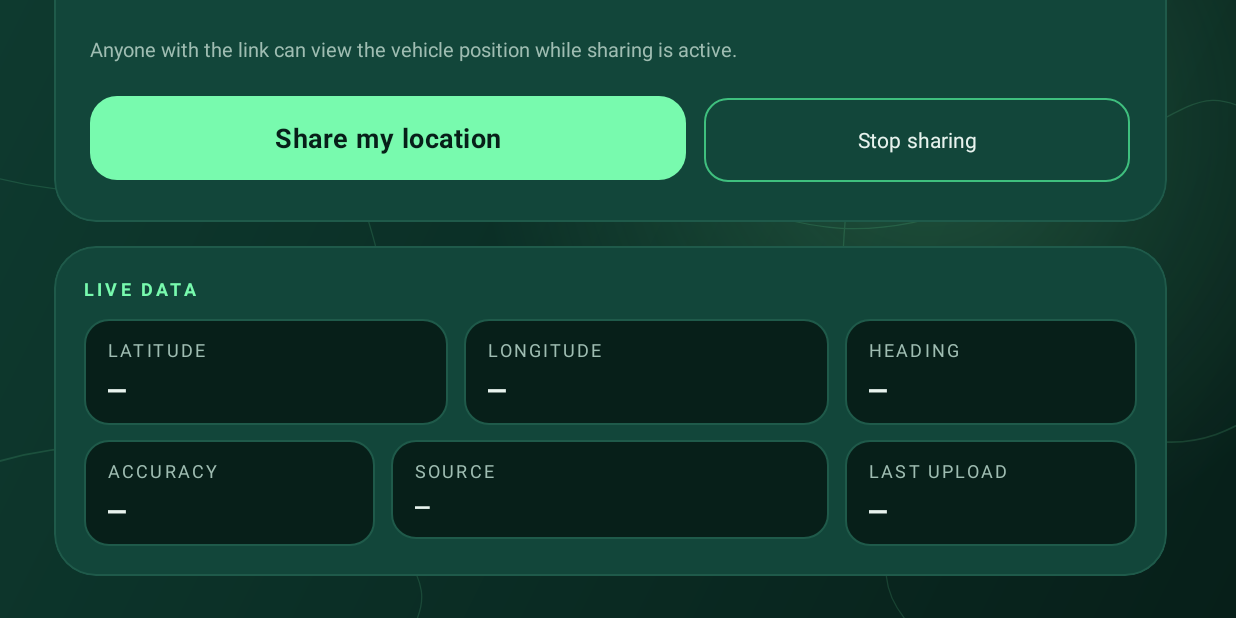
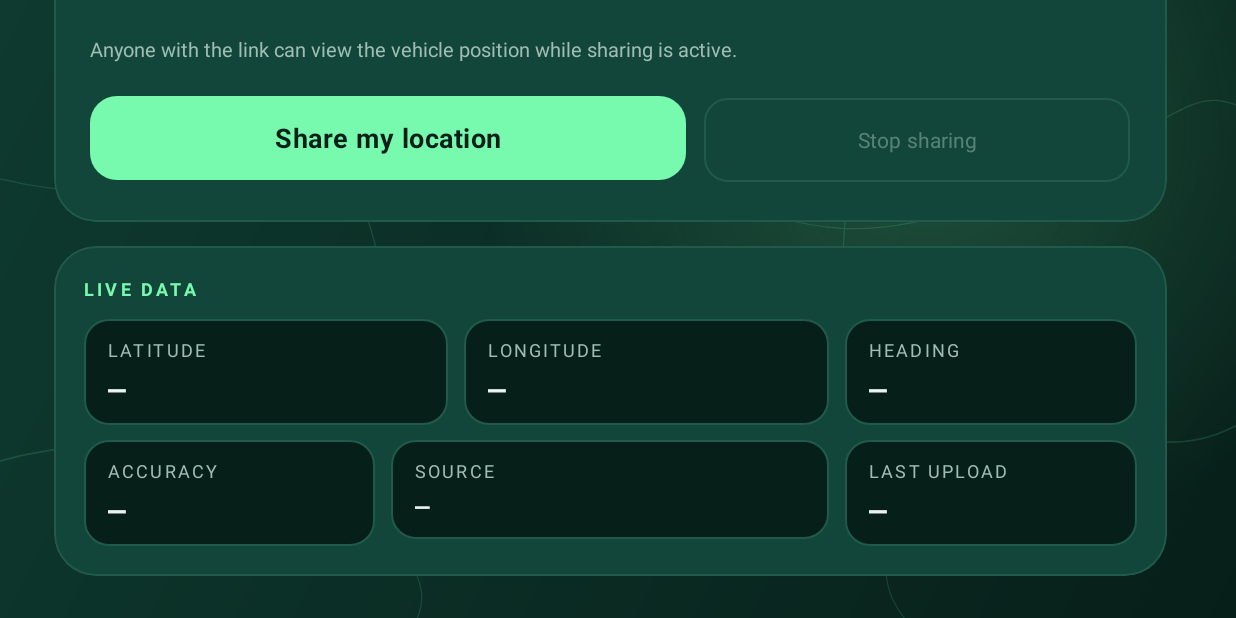
Before and after one commit to r9git/onmyway, an Android app: the screen it shows after launch (MainActivity), scrolled down 262 dp, on a phone screen of 824 x 412 dp (held sideways). Run offline under Robolectric (Android 15) with nearby library versions, the phone set to English and light mode, and no system bars.

Commit message:
Add disabled colour states to primary and secondary buttons
Co-authored-by: r9git <r9git@users.noreply.github.com>

```diff
--- /dev/null
+++ b/ShareLoc-AAOS/app/src/main/res/color/btn_primary_background.xml
@@ -0,0 +1,5 @@
+<?xml version="1.0" encoding="utf-8"?>
+<selector xmlns:android="http://schemas.android.com/apk/res/android">
+    <item android:color="@color/skoda_emerald_line" android:state_enabled="false" />
+    <item android:color="@color/skoda_electric" />
+</selector>
--- /dev/null
+++ b/ShareLoc-AAOS/app/src/main/res/color/btn_primary_text.xml
@@ -0,0 +1,5 @@
+<?xml version="1.0" encoding="utf-8"?>
+<selector xmlns:android="http://schemas.android.com/apk/res/android">
+    <item android:color="@color/skoda_on_dark_muted" android:state_enabled="false" />
+    <item android:color="@color/skoda_emerald_deep" />
+</selector>
--- /dev/null
+++ b/ShareLoc-AAOS/app/src/main/res/color/btn_secondary_stroke.xml
@@ -0,0 +1,5 @@
+<?xml version="1.0" encoding="utf-8"?>
+<selector xmlns:android="http://schemas.android.com/apk/res/android">
+    <item android:color="@color/skoda_emerald_line" android:state_enabled="false" />
+    <item android:color="@color/skoda_electric_dim" />
+</selector>
--- /dev/null
+++ b/ShareLoc-AAOS/app/src/main/res/color/btn_secondary_text.xml
@@ -0,0 +1,5 @@
+<?xml version="1.0" encoding="utf-8"?>
+<selector xmlns:android="http://schemas.android.com/apk/res/android">
+    <item android:color="@color/skoda_on_dark_muted" android:alpha="0.5" android:state_enabled="false" />
+    <item android:color="@color/skoda_on_dark" />
+</selector>
--- a/ShareLoc-AAOS/app/src/main/res/values/themes.xml
+++ b/ShareLoc-AAOS/app/src/main/res/values/themes.xml
@@ -70,8 +70,8 @@
     <style name="ShareLoc.PrimaryButton" parent="Widget.Material3.Button">
         <item name="android:minHeight">64dp</item>
         <item name="cornerRadius">18dp</item>
-        <item name="backgroundTint">@color/skoda_electric</item>
-        <item name="android:textColor">@color/skoda_emerald_deep</item>
+        <item name="backgroundTint">@color/btn_primary_background</item>
+        <item name="android:textColor">@color/btn_primary_text</item>
         <item name="android:textStyle">bold</item>
         <item name="android:textSize">18sp</item>
         <item name="android:letterSpacing">0.02</item>
@@ -81,9 +81,9 @@
     <style name="ShareLoc.SecondaryButton" parent="Widget.Material3.Button.OutlinedButton">
         <item name="android:minHeight">54dp</item>
         <item name="cornerRadius">16dp</item>
-        <item name="strokeColor">@color/skoda_electric_dim</item>
+        <item name="strokeColor">@color/btn_secondary_stroke</item>
         <item name="strokeWidth">1.5dp</item>
-        <item name="android:textColor">@color/skoda_on_dark</item>
+        <item name="android:textColor">@color/btn_secondary_text</item>
         <item name="rippleColor">@color/skoda_electric_glow</item>
     </style>
 </resources>
```
